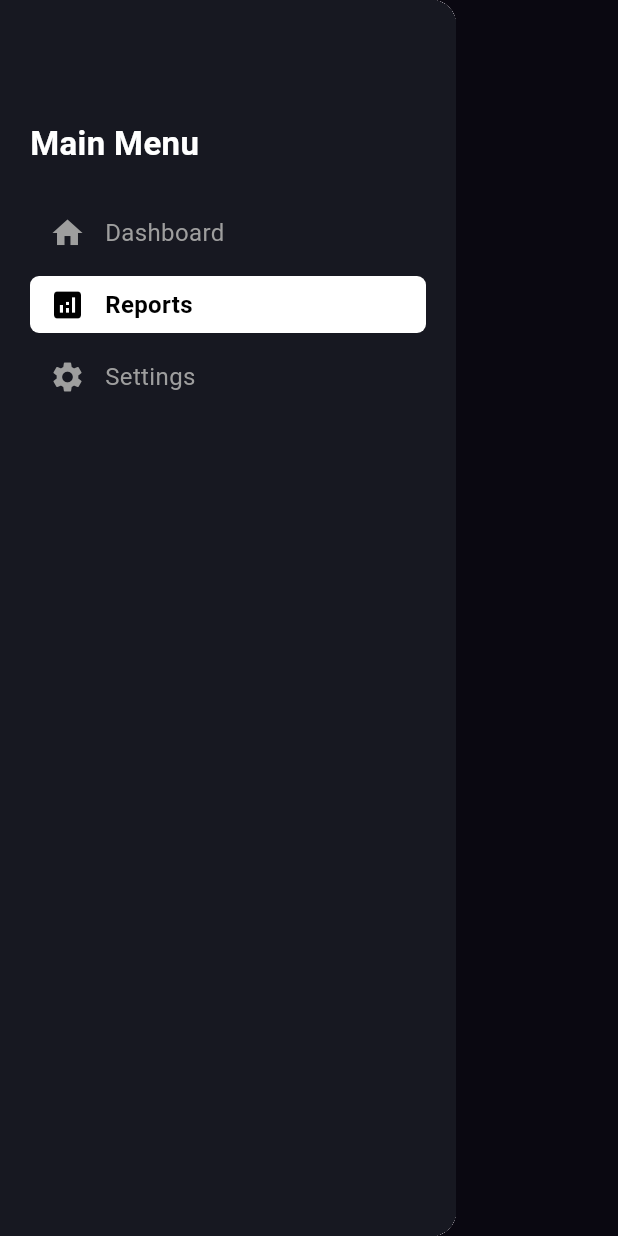
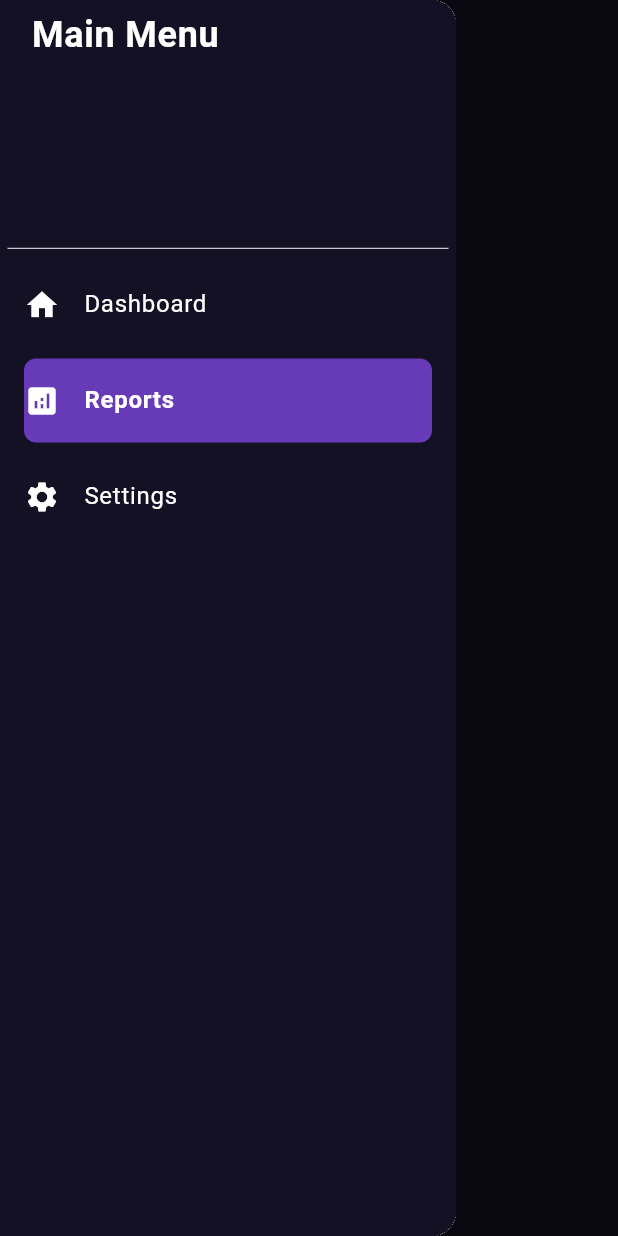
Before and after one commit to RanasingheDD/energy_audi_app, a Flutter app: the ReportPage screen opened directly, with the side drawer open, on a phone screen of 412 x 824 dp. Run offline on Flutter 3.47's test engine with Material 3 defaults, Android fonts, the phone set to English and light mode, and no system bars; our stand-ins replace fl_chart.

Commit message:
new_update

```diff
--- a/lib/main.dart
+++ b/lib/main.dart
@@ -1,4 +1,5 @@
 import 'package:energy_app/pages/home_page.dart';
+import 'package:energy_app/pages/settings_page.dart';
 import 'package:energy_app/provider/report_data_provider.dart';
 import 'package:flutter/material.dart';
 import 'package:provider/provider.dart';
@@ -21,5 +22,6 @@ class MyApp extends StatelessWidget {
       debugShowCheckedModeBanner: false,
       home: HomePage(),
     );
+
   }
 }
--- a/lib/pages/report_page.dart
+++ b/lib/pages/report_page.dart
@@ -1,13 +1,10 @@
-import 'package:energy_app/models/report_card_model.dart';
 import 'package:energy_app/provider/report_data_provider.dart';
 import 'package:energy_app/widgets/menu.dart';
 import 'package:flutter/material.dart';
 import 'package:provider/provider.dart';
 
 class ReportPage extends StatelessWidget {
-   ReportPage({super.key});
-
-
+  const ReportPage({Key? key}) : super(key: key);
 
   @override
   Widget build(BuildContext context) {
@@ -26,43 +23,93 @@ class ReportPage extends StatelessWidget {
           style: TextStyle(
             fontSize: 30,
             fontWeight: FontWeight.w500,
-            color: Color.fromRGBO(255, 255, 255, 1),
+            color: Colors.white,
             letterSpacing: 1,
           ),
         ),
       ),
-      drawer: const Drawer(
-           child: SideMenuWidget(currentIndex: 1)
+      drawer: Drawer(
+        child: SideMenuWidget(
+          currentIndex: 1,
+          onMenuSelect: (index) {
+            print('Selected menu index: $index');
+          },
+        ),
       ),
       body: Consumer<ReportDataProvider>(
-        builder: (BuildContext context, ReportDataProvider reportdata, Widget? child) {
-          return Column(
+        builder: (BuildContext context, ReportDataProvider reportData, Widget? child) {
+          return Padding(
+            padding: const EdgeInsets.all(16.0),
+            child: Column(
+              crossAxisAlignment: CrossAxisAlignment.start,
               children: [
+                const Text(
+                  "Room Reports",
+                  style: TextStyle(
+                    color: Colors.white,
+                    fontSize: 24,
+                    fontWeight: FontWeight.bold,
+                  ),
+                ),
+                const SizedBox(height: 16),
                 Expanded(
                   child: ListView.builder(
-                  itemCount: reportdata.reportData.length,
+                    itemCount: reportData.reportData.length,
                     itemBuilder: (context, index) {
-                    final ReportData data = reportdata.reportData.values.toList()[index];
-                    return ListTile(
-                      title: Column(
+                      final data = reportData.reportData.values.toList()[index];
+                      return Padding(
+                        padding: const EdgeInsets.symmetric(vertical: 8.0),
+                        child: Container(
+                          padding: const EdgeInsets.all(12),
+                          decoration: BoxDecoration(
+                            color: Colors.deepPurple,
+                            borderRadius: BorderRadius.circular(8),
+                          ),
+                          child: Row(
+                            crossAxisAlignment: CrossAxisAlignment.start,
+                            children: [
+                              const Icon(Icons.room, color: Colors.white, size: 40),
+                              const SizedBox(width: 16),
+                              Expanded(
+                                child: Column(
                                   crossAxisAlignment: CrossAxisAlignment.start,
                                   children: [
                                     Text(
                                       "Room: ${data.room}",
-                            style: const TextStyle(color: Colors.white, fontSize: 16, fontWeight: FontWeight.bold),
+                                      style: const TextStyle(
+                                        color: Colors.white,
+                                        fontSize: 16,
+                                        fontWeight: FontWeight.bold,
                                       ),
-                          Text("Voltage: ${data.volt}", style: const TextStyle(color: Colors.white)),
-                          Text("Current: ${data.current}", style: const TextStyle(color: Colors.white)),
-                          Text("Humidity: ${data.hum}", style: const TextStyle(color: Colors.white)),
-                          Text("Light: ${data.light}", style: const TextStyle(color: Colors.white)),
+                                    ),
+                                    Text(
+                                      "Voltage:      ${data.volt} V",
+                                      style: const TextStyle(color: Colors.white, fontSize: 14),
+                                    ),
+                                    Text(
+                                      "Current:      ${data.current} A",
+                                      style: const TextStyle(color: Colors.white, fontSize: 14),
+                                    ),
+                                    Text(
+                                      "Humidity:    ${data.hum} %",
+                                      style: const TextStyle(color: Colors.white, fontSize: 14),
+                                    ),
+                                    Text(
+                                      "Light:           ${data.light} %",
+                                      style: const TextStyle(color: Colors.white, fontSize: 14),
+                                    ),
                                   ],
                                 ),
-                      leading: const Icon(Icons.room, color: Colors.white),
+                              ),
+                            ],
+                          ),
+                        ),
                       );
                     },
                   ),
                 ),
               ],
+            ),
           );
         },
       ),
--- a/lib/widgets/card.dart
+++ b/lib/widgets/card.dart
@@ -32,16 +32,13 @@ class CardPage extends StatelessWidget {
                 height: 20,
                 ),
               ),
-              const SizedBox(height: 30,),
+              const SizedBox(height: 20,),
               Text(
                     card.title,
                     style: const TextStyle(
                       fontSize: 22,
                       color: Colors.grey,
                     ),
-                  ),
-                  const SizedBox(
-                    height: 30,
                   ),
               Row(
                 mainAxisAlignment:MainAxisAlignment.center,
--- a/lib/widgets/line_chart.dart
+++ b/lib/widgets/line_chart.dart
@@ -17,7 +17,6 @@ class LineChartCard extends StatelessWidget {
             "Steps Overview",
             style: TextStyle(fontSize: 14, fontWeight: FontWeight.w500),
           ),
-          const SizedBox(height: 20),
           AspectRatio(
             aspectRatio: 16 / 6,
             child: LineChart(
--- a/lib/widgets/menu.dart
+++ b/lib/widgets/menu.dart
@@ -1,111 +1,80 @@
 import 'package:energy_app/data/menu_data.dart';
 import 'package:flutter/material.dart';
 
-class SideMenuWidget extends StatefulWidget {
+class SideMenuWidget extends StatelessWidget {
   final int currentIndex;
+  final Function(int) onMenuSelect;
 
-  const SideMenuWidget({required this.currentIndex});
-
-  @override
-  State<SideMenuWidget> createState() => _SideMenuWidgetState();
-}
-
-class _SideMenuWidgetState extends State<SideMenuWidget> {
-  late int selectedIndex;
-
-  @override
-  void initState() {
-    super.initState();
-    selectedIndex = widget.currentIndex;
-  }
+  const SideMenuWidget({
+    Key? key,
+    required this.currentIndex,
+    required this.onMenuSelect,
+  }) : super(key: key);
 
   @override
   Widget build(BuildContext context) {
-    final data = SideMenuData();
+    final menuData = SideMenuData();
+    const backgroundColor = Color.fromARGB(255, 21, 17, 37);
+    const textColor = Colors.white;
 
     return Container(
-      padding: const EdgeInsets.symmetric(vertical: 80, horizontal: 20),
-      color: const Color(0xFF171821),
-      child: Column(
-        crossAxisAlignment: CrossAxisAlignment.start,
+      color: backgroundColor,
+      child: ListView(
+        padding: EdgeInsets.zero,
         children: [
-          const Padding(
-            padding: EdgeInsets.only(bottom: 20),
+          const DrawerHeader(
+            decoration: BoxDecoration(
+              color: backgroundColor,
+            ),
+            margin: EdgeInsets.all(5),
+            padding: EdgeInsets.only(left: 16,),
             child: Text(
               'Main Menu',
               style: TextStyle(
-                fontSize: 22,
-                color: Colors.white,
+                fontSize: 24,
+                color: textColor,
                 fontWeight: FontWeight.bold,
               ),
             ),
           ),
-          Expanded(
-            child: ListView.builder(
-              shrinkWrap: true,
-              itemCount: data.menu.length,
-              itemBuilder: (context, index) => buildMenuEntry(data, index),
-            ),
-          ),
+          ...menuData.menu.asMap().entries.map((entry) {
+            final index = entry.key;
+            final item = entry.value;
+            final isSelected = index == currentIndex;
+
+            return Container(
+              decoration: isSelected
+                  ? BoxDecoration(
+                      color: Colors.deepPurple,
+                      borderRadius: BorderRadius.circular(8),
+                    )
+                  : null,
+              margin: const EdgeInsets.symmetric(vertical: 4, horizontal: 16),
+              child: ListTile(
+                contentPadding: EdgeInsets.zero,
+                leading: Icon(
+                  item.icon,
+                  color: isSelected ? Colors.white : textColor,
+                ),
+                title: Text(
+                  item.title,
+                  style: TextStyle(
+                    color: textColor,
+                    fontWeight: isSelected ? FontWeight.bold : FontWeight.normal,
+                  ),
+                ),
+                onTap: () {
+                  onMenuSelect(index);
+                  Navigator.pushReplacement(
+                    context,
+                    MaterialPageRoute(builder: (context) => item.page),
+                  );
+                },
+              ),
+            );
+          }).toList(),
         ],
       ),
     );
   }
-
-  Widget buildMenuEntry(SideMenuData data, int index) {
-    final isSelected = selectedIndex == index;
-
-    return Container(
-      margin: const EdgeInsets.symmetric(vertical: 5),
-      decoration: BoxDecoration(
-        borderRadius: const BorderRadius.all(
-          Radius.circular(6.0),
-        ),
-        color: isSelected ? Colors.white : Colors.transparent,
-      ),
-      child: InkWell(
-        onTap: () {
-          setState(() {
-            selectedIndex = index;
-          });
-
-          // Navigate to the selected page
-          Navigator.pushReplacement(
-            context,
-            MaterialPageRoute(
-              builder: (context) => Scaffold(
-                appBar: AppBar(
-                  title: Text(data.menu[index].title),
-                  backgroundColor: const Color(0xFF171821),
-                ),
-                body: data.menu[index].page,
-                drawer: Drawer(
-                  child: SideMenuWidget(currentIndex: index),
-                ),
-              ),
-            ),
-          );
-        },
-        child: Row(
-          children: [
-            Padding(
-              padding: const EdgeInsets.symmetric(horizontal: 13, vertical: 7),
-              child: Icon(
-                data.menu[index].icon,
-                color: isSelected ? Colors.black : Colors.grey,
-              ),
-            ),
-            Text(
-              data.menu[index].title,
-              style: TextStyle(
-                fontSize: 16,
-                color: isSelected ? Colors.black : Colors.grey,
-                fontWeight: isSelected ? FontWeight.w600 : FontWeight.normal,
-              ),
-            ),
-          ],
-        ),
-      ),
-    );
-  }
 }
```
Also changed, not shown: lib/pages/home_page.dart (+21 -7 lines), lib/pages/settings_page.dart (+87 -128 lines). Lines whose indentation alone changed are shown as unchanged.
